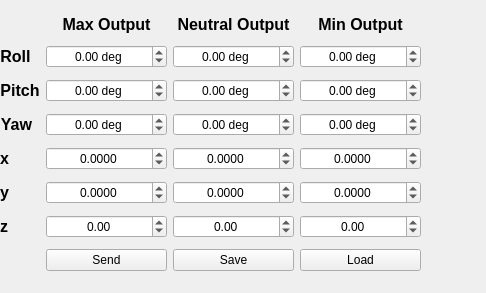
Qt form gcs/ui/parametercontrol.ui (lijian8/ahns10) before a commit.
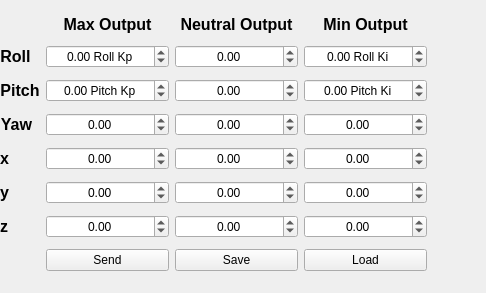
The same form after that commit.

```diff
--- a/gcs/ui/parametercontrol.ui
+++ b/gcs/ui/parametercontrol.ui
@@ -30,7 +30,7 @@
     <rect>
      <x>0</x>
      <y>10</y>
-     <width>421</width>
+     <width>427</width>
      <height>271</height>
     </rect>
    </property>
@@ -254,7 +254,7 @@
        <string/>
       </property>
       <property name="suffix">
-       <string> deg</string>
+       <string> Roll Kp</string>
       </property>
       <property name="decimals">
        <number>2</number>
@@ -279,7 +279,7 @@
        <string/>
       </property>
       <property name="suffix">
-       <string> deg</string>
+       <string> Roll Ki</string>
       </property>
       <property name="decimals">
        <number>2</number>
@@ -304,7 +304,7 @@
        <string/>
       </property>
       <property name="suffix">
-       <string> deg</string>
+       <string> Pitch Kp</string>
       </property>
       <property name="decimals">
        <number>2</number>
@@ -329,7 +329,7 @@
        <string/>
       </property>
       <property name="suffix">
-       <string> deg</string>
+       <string/>
       </property>
       <property name="decimals">
        <number>2</number>
@@ -354,7 +354,7 @@
        <string/>
       </property>
       <property name="suffix">
-       <string> deg</string>
+       <string> Pitch Ki</string>
       </property>
       <property name="decimals">
        <number>2</number>
@@ -379,7 +379,7 @@
        <string/>
       </property>
       <property name="suffix">
-       <string> deg</string>
+       <string/>
       </property>
       <property name="decimals">
        <number>2</number>
@@ -404,7 +404,7 @@
        <string/>
       </property>
       <property name="suffix">
-       <string> deg</string>
+       <string/>
       </property>
       <property name="decimals">
        <number>2</number>
@@ -429,7 +429,7 @@
        <string/>
       </property>
       <property name="suffix">
-       <string> deg</string>
+       <string/>
       </property>
       <property name="decimals">
        <number>2</number>
@@ -454,13 +454,13 @@
        <string/>
       </property>
       <property name="decimals">
-       <number>4</number>
+       <number>2</number>
       </property>
       <property name="minimum">
-       <double>-10.000000000000000</double>
+       <double>-500.000000000000000</double>
       </property>
       <property name="maximum">
-       <double>10.000000000000000</double>
+       <double>500.000000000000000</double>
       </property>
       <property name="singleStep">
        <double>0.500000000000000</double>
@@ -476,13 +476,13 @@
        <string/>
       </property>
       <property name="decimals">
-       <number>4</number>
+       <number>2</number>
       </property>
       <property name="minimum">
-       <double>-10.000000000000000</double>
+       <double>-500.000000000000000</double>
       </property>
       <property name="maximum">
-       <double>10.000000000000000</double>
+       <double>500.000000000000000</double>
       </property>
       <property name="singleStep">
        <double>0.500000000000000</double>
@@ -498,13 +498,13 @@
        <string/>
       </property>
       <property name="decimals">
-       <number>4</number>
+       <number>2</number>
       </property>
       <property name="minimum">
-       <double>-10.000000000000000</double>
+       <double>-500.000000000000000</double>
       </property>
       <property name="maximum">
-       <double>10.000000000000000</double>
+       <double>500.000000000000000</double>
       </property>
       <property name="singleStep">
        <double>0.500000000000000</double>
@@ -520,13 +520,13 @@
        <string/>
       </property>
       <property name="decimals">
-       <number>4</number>
+       <number>2</number>
       </property>
       <property name="minimum">
-       <double>-10.000000000000000</double>
+       <double>-500.000000000000000</double>
       </property>
       <property name="maximum">
-       <double>10.000000000000000</double>
+       <double>500.000000000000000</double>
       </property>
       <property name="singleStep">
        <double>0.500000000000000</double>
@@ -542,13 +542,13 @@
        <string/>
       </property>
       <property name="decimals">
-       <number>4</number>
+       <number>2</number>
       </property>
       <property name="minimum">
-       <double>-10.000000000000000</double>
+       <double>-500.000000000000000</double>
       </property>
       <property name="maximum">
-       <double>10.000000000000000</double>
+       <double>500.000000000000000</double>
       </property>
       <property name="singleStep">
        <double>0.500000000000000</double>
@@ -630,7 +630,7 @@
        <string/>
       </property>
       <property name="suffix">
-       <string> deg</string>
+       <string/>
       </property>
       <property name="decimals">
        <number>2</number>
@@ -676,13 +676,13 @@
        <string/>
       </property>
       <property name="decimals">
-       <number>4</number>
+       <number>2</number>
       </property>
       <property name="minimum">
-       <double>-10.000000000000000</double>
+       <double>-500.000000000000000</double>
       </property>
       <property name="maximum">
-       <double>10.000000000000000</double>
+       <double>500.000000000000000</double>
       </property>
       <property name="singleStep">
        <double>0.500000000000000</double>
```
